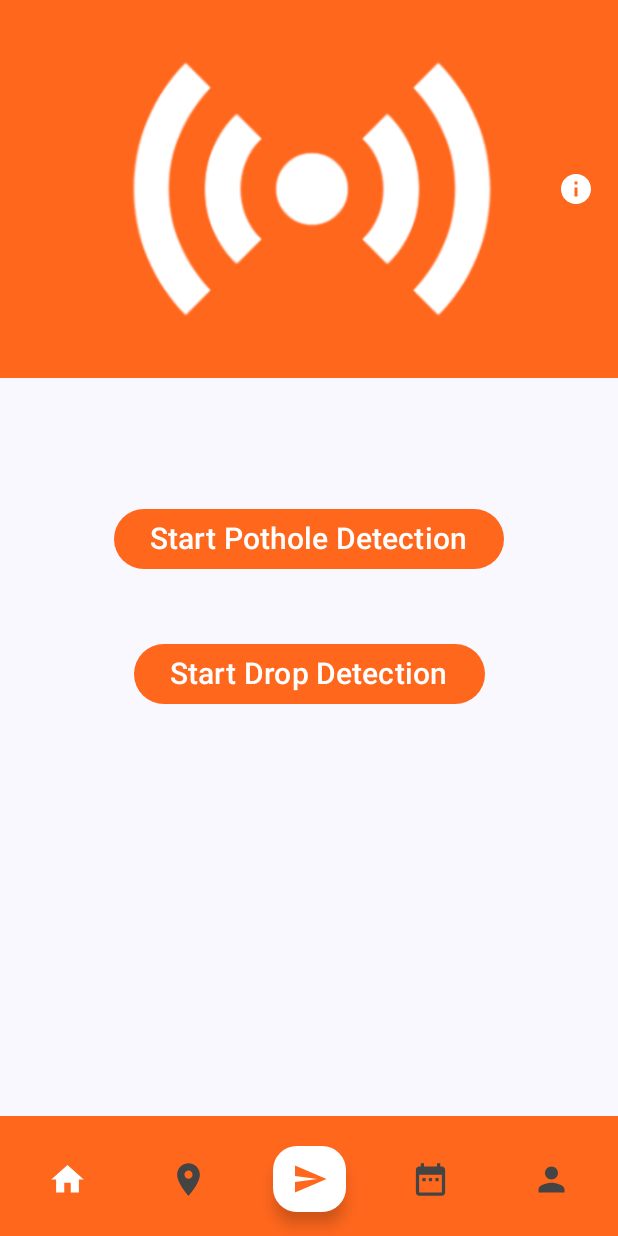
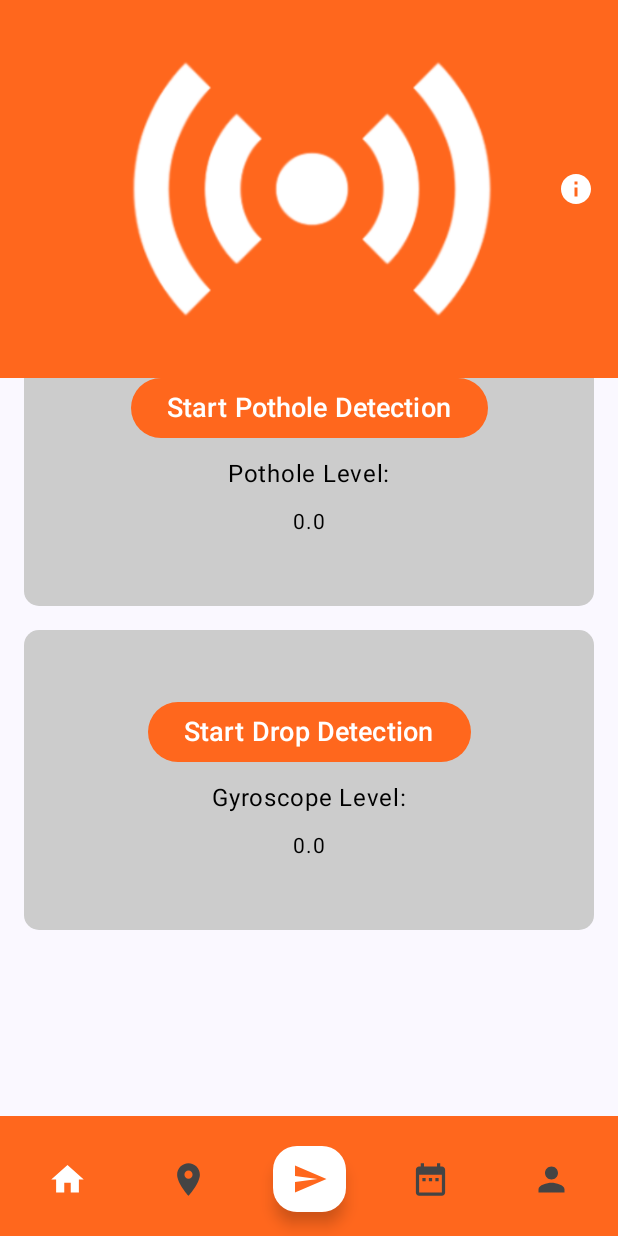
Before and after one commit to FedericoChiodi/RoadSense, an Android app built with Jetpack Compose: the Home screen opened through its navigation route, on a phone screen of 412 x 824 dp. Run offline under Robolectric (Android 15) with nearby library versions, the phone set to English and light mode, and no system bars; 1 statement that could not run was skipped.

Commit message:
Added ui reports

```diff
--- a/app/src/main/java/com/sanpc/roadsense/sensors/DropDetector.kt
+++ b/app/src/main/java/com/sanpc/roadsense/sensors/DropDetector.kt
@@ -25,6 +25,9 @@ class DropDetector(
     private val _dropData = MutableSharedFlow<Drop>()
     val dropData = _dropData.asSharedFlow()
 
+    private val _gyroLevel = MutableSharedFlow<Float>()
+    val gyroLevel = _gyroLevel.asSharedFlow()
+
     private val sensorManager: SensorManager = context.getSystemService(Context.SENSOR_SERVICE) as SensorManager
     private val gyroscope: Sensor? = sensorManager.getDefaultSensor(Sensor.TYPE_GYROSCOPE)
 
@@ -45,6 +48,7 @@ class DropDetector(
     override fun onSensorChanged(event: SensorEvent) {
         if (event.sensor.type == Sensor.TYPE_GYROSCOPE) {
             val zRotationRate = event.values[2]
+            _gyroLevel.tryEmit(zRotationRate)
 
             if (abs(zRotationRate) > startThreshold && !isDropStarted) {
                 isDropStarted = true
--- a/app/src/main/java/com/sanpc/roadsense/sensors/PotholeDetector.kt
+++ b/app/src/main/java/com/sanpc/roadsense/sensors/PotholeDetector.kt
@@ -26,6 +26,9 @@ class PotholeDetector(
     private val _potholeData = MutableSharedFlow<Pothole>()
     val potholeData = _potholeData.asSharedFlow()
 
+    private val _zValue = MutableSharedFlow<Float>()
+    val zValue = _zValue.asSharedFlow()
+
     private val sensorManager: SensorManager = context.getSystemService(Context.SENSOR_SERVICE) as SensorManager
     private val accelerometer: Sensor? = sensorManager.getDefaultSensor(Sensor.TYPE_ACCELEROMETER)
 
@@ -44,6 +47,7 @@ class PotholeDetector(
     override fun onSensorChanged(event: SensorEvent) {
         if (event.sensor.type == Sensor.TYPE_ACCELEROMETER) {
             val zValue = event.values[2]
+            _zValue.tryEmit(zValue)
             addToBuffer(zValue)
 
             val averageZ = zBuffer.average().toFloat()
--- a/app/src/main/java/com/sanpc/roadsense/ui/screen/Home.kt
+++ b/app/src/main/java/com/sanpc/roadsense/ui/screen/Home.kt
@@ -1,12 +1,9 @@
 package com.sanpc.roadsense.ui.screen
 
 import android.content.Context
-import android.widget.Toast
-import androidx.compose.foundation.layout.Arrangement
-import androidx.compose.foundation.layout.Column
-import androidx.compose.foundation.layout.Spacer
-import androidx.compose.foundation.layout.fillMaxSize
-import androidx.compose.foundation.layout.padding
+import androidx.compose.foundation.background
+import androidx.compose.foundation.layout.*
+import androidx.compose.foundation.shape.RoundedCornerShape
 import androidx.compose.material3.Button
 import androidx.compose.material3.ButtonDefaults
 import androidx.compose.material3.Text
@@ -18,8 +15,8 @@ import androidx.compose.ui.unit.dp
 import androidx.compose.ui.unit.sp
 import com.sanpc.roadsense.sensors.PotholeDetector
 import com.sanpc.roadsense.sensors.DropDetector
+import com.sanpc.roadsense.ui.theme.Orange
 import com.sanpc.roadsense.ui.viewmodel.LocationViewModel
-import com.sanpc.roadsense.ui.theme.Orange
 import kotlinx.coroutines.launch
 
 @Composable
@@ -33,12 +30,26 @@ fun Home(
 
     var isPotholeDetectionActive by remember { mutableStateOf(false) }
     var isDropDetectionActive by remember { mutableStateOf(false) }
+    var potholeLevel by remember { mutableFloatStateOf(0f) }
+    var gyroLevel by remember { mutableFloatStateOf(0f) }
 
     Column(
         modifier = Modifier
             .fillMaxSize()
             .padding(16.dp),
         verticalArrangement = Arrangement.Center,
+        horizontalAlignment = Alignment.CenterHorizontally
+    ) {
+        Box(
+            modifier = Modifier
+                .fillMaxWidth()
+                .height(200.dp)
+                .background(Color.LightGray, RoundedCornerShape(10.dp))
+                .padding(16.dp),
+            contentAlignment = Alignment.Center
+        ) {
+            Column(
+                verticalArrangement = Arrangement.spacedBy(8.dp),
                 horizontalAlignment = Alignment.CenterHorizontally
             ) {
                 Button(
@@ -52,20 +63,38 @@ fun Home(
                     },
                     colors = ButtonDefaults.buttonColors(
                         containerColor = if (isPotholeDetectionActive) Orange.copy(alpha = 0.85f) else Orange
-            ),
-            modifier = Modifier.padding(bottom = 16.dp)
+                    )
                 ) {
                     Text(
                         text = if (isPotholeDetectionActive) "Stop Pothole Detection" else "Start Pothole Detection",
                         color = Color.White,
-                fontSize = 20.sp
+                        fontSize = 18.sp
                     )
                 }
 
-        Spacer(
-            modifier = Modifier.padding(bottom = 26.dp)
+                Text(text = "Pothole Level:", fontSize = 16.sp, color = Color.Black)
+                Text(
+                    text = potholeLevel.toString(),
+                    fontSize = 14.sp,
+                    color = Color.Black
                 )
+            }
+        }
 
+        Spacer(modifier = Modifier.height(16.dp))
+
+        Box(
+            modifier = Modifier
+                .fillMaxWidth()
+                .height(200.dp)
+                .background(Color.LightGray, RoundedCornerShape(10.dp))
+                .padding(16.dp),
+            contentAlignment = Alignment.Center
+        ) {
+            Column(
+                verticalArrangement = Arrangement.spacedBy(8.dp),
+                horizontalAlignment = Alignment.CenterHorizontally
+            ) {
                 Button(
                     onClick = {
                         if (isDropDetectionActive) {
@@ -77,30 +106,38 @@ fun Home(
                     },
                     colors = ButtonDefaults.buttonColors(
                         containerColor = if (isDropDetectionActive) Orange.copy(alpha = 0.85f) else Orange
-            ),
-            modifier = Modifier.padding(bottom = 16.dp)
+                    )
                 ) {
                     Text(
                         text = if (isDropDetectionActive) "Stop Drop Detection" else "Start Drop Detection",
                         color = Color.White,
-                fontSize = 20.sp
+                        fontSize = 18.sp
                     )
+                }
+
+                Text(text = "Gyroscope Level:", fontSize = 16.sp, color = Color.Black)
+                Text(
+                    text = gyroLevel.toString(),
+                    fontSize = 14.sp,
+                    color = Color.Black
+                )
+            }
+        }
     }
 
     LaunchedEffect(potholeDetector) {
         scope.launch {
-                potholeDetector.potholeData.collect {
-                    Toast.makeText(context, "Pothole Detected!", Toast.LENGTH_SHORT).show()
+            potholeDetector.zValue.collect { value ->
+                potholeLevel = value
             }
         }
     }
 
     LaunchedEffect(dropDetector) {
         scope.launch {
-                dropDetector.dropData.collect {
-                    Toast.makeText(context, "Drop Detected!", Toast.LENGTH_SHORT).show()
+            dropDetector.gyroLevel.collect { value ->
+                gyroLevel = value
             }
         }
     }
 }
-}
```
Lines whose indentation alone changed are shown as unchanged.
